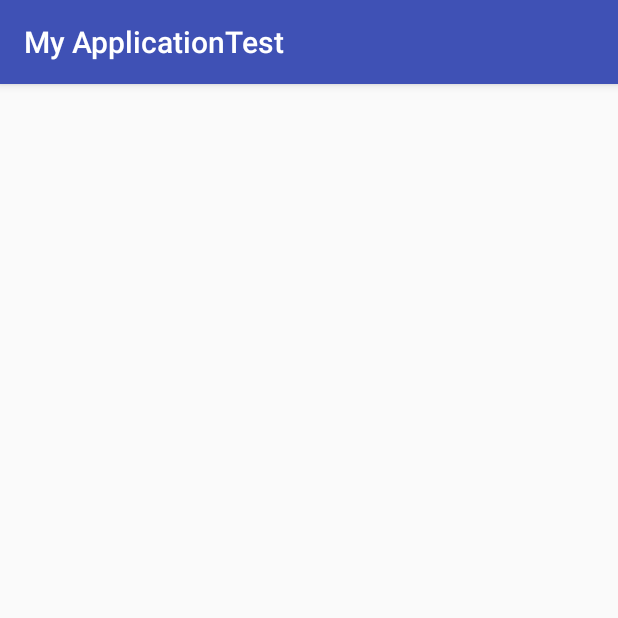
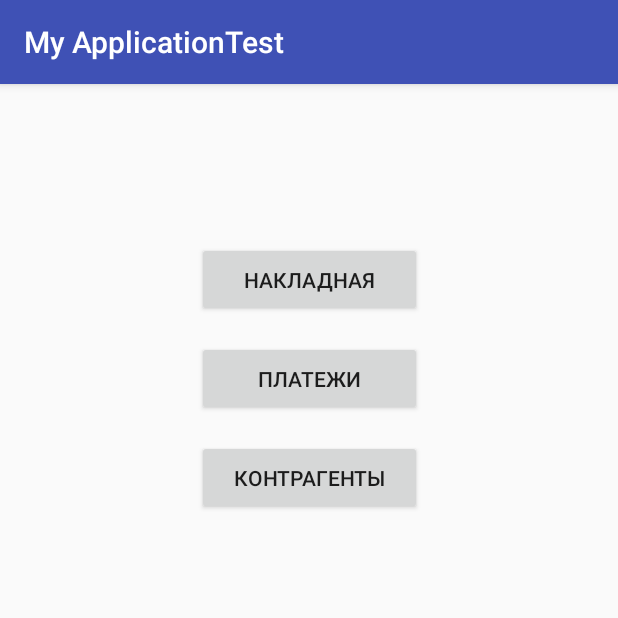
Before and after one commit to TestCooperationEducation/Android-Example-Old, an Android app: the MainMenu screen opened directly, with no data from a screen before it, on a phone screen of 412 x 824 dp, the top half of it. Run offline under Robolectric (Android 15) with nearby library versions, the phone set to English and light mode, and no system bars; network calls fail.

Commit message:
third commit

```diff
--- a/app/src/main/AndroidManifest.xml
+++ b/app/src/main/AndroidManifest.xml
@@ -45,7 +45,8 @@
             -->
         </activity>
         <activity android:name=".Settings" />
-        <activity android:name=".MainMenu"></activity>
+        <activity android:name=".MainMenu" />
+        <activity android:name=".CreateInvoiceActivity"></activity>
     </application>
 
 </manifest>
--- a/app/src/main/java/com/example/myapplicationtest/MainMenu.java
+++ b/app/src/main/java/com/example/myapplicationtest/MainMenu.java
@@ -1,13 +1,49 @@
 package com.example.myapplicationtest;
 
+import android.content.Intent;
 import android.support.v7.app.AppCompatActivity;
 import android.os.Bundle;
+import android.view.View;
+import android.widget.TextView;
+import android.widget.Toast;
 
-public class MainMenu extends AppCompatActivity {
+public class MainMenu extends AppCompatActivity implements View.OnClickListener {
 
     @Override
     protected void onCreate(Bundle savedInstanceState) {
         super.onCreate(savedInstanceState);
         setContentView(R.layout.activity_main_menu);
+
+        //Get the Intent that started this activity and extract the string
+        Intent intent = getIntent();
+        String agentName = intent.getStringExtra(Login.EXTRA_AGENTNAME);
+
+        //Capture the layout's TextView and set the string as its text
+        TextView textView = findViewById(R.id.textViewAgent);
+        textView.setText(agentName);
+    }
+
+    @Override
+    public void onClick(View v) {
+        switch (v.getId()) {
+            case R.id.buttonInvoice:
+                createInvoice();
+                //Toast.makeText(this, "saved", Toast.LENGTH_SHORT).show();
+                break;
+            case R.id.buttonPayments:
+                //makePayments();
+                //Toast.makeText(this, dbName + " " + dbUser + " " + dbPassword, Toast.LENGTH_SHORT).show();
+                break;
+            case R.id.buttonSalesPartners:
+                //addSalesPartner();
+                break;
+            default:
+                break;
+        }
+    }
+
+    private void createInvoice(){
+        Intent intent = new Intent(getApplicationContext(), MainMenu.class);
+        startActivity(intent);
     }
 }
--- a/app/src/main/res/layout/activity_main.xml
+++ b/app/src/main/res/layout/activity_main.xml
@@ -16,13 +16,13 @@
         android:ems="10"
         android:hint="@string/edit_message"
         android:inputType="textPersonName"
-        app:layout_constraintEnd_toStartOf="@+id/button"
+        app:layout_constraintEnd_toStartOf="@+id/buttonInvoice"
         app:layout_constraintHorizontal_bias="0.5"
         app:layout_constraintStart_toStartOf="parent"
         app:layout_constraintTop_toTopOf="parent" />
 
     <Button
-        android:id="@+id/button"
+        android:id="@+id/buttonInvoice"
         android:layout_width="wrap_content"
         android:layout_height="wrap_content"
         android:layout_marginStart="16dp"
--- a/app/src/main/res/layout/activity_main_menu.xml
+++ b/app/src/main/res/layout/activity_main_menu.xml
@@ -6,4 +6,54 @@
     android:layout_height="match_parent"
     tools:context=".MainMenu">
 
+    <Button
+        android:id="@+id/buttonInvoice"
+        android:layout_width="150dp"
+        android:layout_height="50dp"
+        android:layout_marginStart="50dp"
+        android:layout_marginLeft="50dp"
+        android:layout_marginTop="70dp"
+        android:layout_marginEnd="50dp"
+        android:layout_marginRight="50dp"
+        android:text="@string/btnInvoice"
+        app:layout_constraintEnd_toEndOf="parent"
+        app:layout_constraintStart_toStartOf="parent"
+        app:layout_constraintTop_toBottomOf="@+id/textViewAgent" />
+
+    <Button
+        android:id="@+id/buttonPayments"
+        android:layout_width="150dp"
+        android:layout_height="50dp"
+        android:layout_marginStart="50dp"
+        android:layout_marginLeft="50dp"
+        android:layout_marginTop="16dp"
+        android:layout_marginEnd="50dp"
+        android:layout_marginRight="50dp"
+        android:text="@string/btnPayments"
+        app:layout_constraintEnd_toEndOf="parent"
+        app:layout_constraintStart_toStartOf="parent"
+        app:layout_constraintTop_toBottomOf="@+id/buttonInvoice" />
+
+    <Button
+        android:id="@+id/buttonSalesPartners"
+        android:layout_width="150dp"
+        android:layout_height="50dp"
+        android:layout_marginTop="16dp"
+        android:text="@string/btnSalesPartners"
+        app:layout_constraintEnd_toEndOf="parent"
+        app:layout_constraintStart_toStartOf="parent"
+        app:layout_constraintTop_toBottomOf="@+id/buttonPayments" />
+
+    <TextView
+        android:id="@+id/textViewAgent"
+        android:layout_width="wrap_content"
+        android:layout_height="wrap_content"
+        android:layout_marginStart="50dp"
+        android:layout_marginLeft="50dp"
+        android:layout_marginTop="16dp"
+        android:layout_marginEnd="50dp"
+        android:layout_marginRight="50dp"
+        app:layout_constraintEnd_toEndOf="parent"
+        app:layout_constraintStart_toStartOf="parent"
+        app:layout_constraintTop_toTopOf="parent" />
 </android.support.constraint.ConstraintLayout>
--- a/app/src/main/res/values/strings.xml
+++ b/app/src/main/res/values/strings.xml
@@ -12,4 +12,7 @@
     <string name="db_password">DB Password</string>
     <string name="btnDBSetingsSave">Save</string>
     <string name="textview">TextView</string>
+    <string name="btnInvoice">Накладная</string>
+    <string name="btnPayments">Платежи</string>
+    <string name="btnSalesPartners">Контрагенты</string>
 </resources>
```
Also changed, not shown: app/src/main/java/com/example/myapplicationtest/CreateInvoiceActivity.java (added, +13 -0 lines), app/src/main/java/com/example/myapplicationtest/DisplayMessageActivity.java (+4 -4 lines), app/src/main/java/com/example/myapplicationtest/Login.java (+18 -7 lines), app/src/main/res/layout/activity_create_invoice.xml (added, +9 -0 lines).
